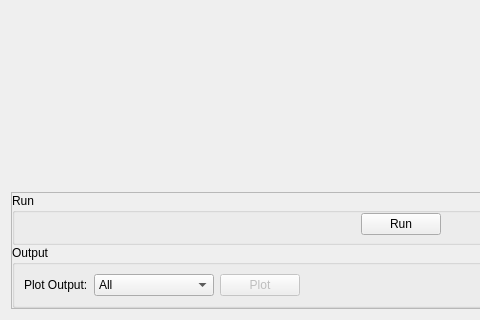
mantidproject/mantid, file qt/scientific_interfaces/Indirect/ConvFit.ui: the form before one commit; both pictures show x 0 to 480 and y 414 to 734 of the 801 by 734 pixel window.
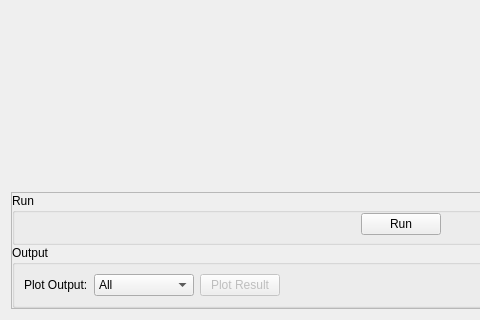
The form after the commit. Custom widgets are drawn as their Qt base class.

Commit message: Refactor code and disable Plot Result when plotting Refs #23164

```diff
--- a/qt/scientific_interfaces/Indirect/ConvFit.ui
+++ b/qt/scientific_interfaces/Indirect/ConvFit.ui
@@ -165,10 +165,16 @@
                </property>
                <property name="minimumSize">
                 <size>
-                 <width>120</width>
+                 <width>100</width>
                  <height>0</height>
                 </size>
                </property>
+               <property name="maximumSize">
+                <size>
+                 <width>100</width>
+                 <height>16777215</height>
+                </size>
+               </property>
                <item>
                 <property name="text">
                  <string>All</string>
@@ -192,7 +198,7 @@
                 <bool>false</bool>
                </property>
                <property name="text">
-                <string>Plot</string>
+                <string>Plot Result</string>
                </property>
               </widget>
              </item>
```
The commit also changes 18 other files.
